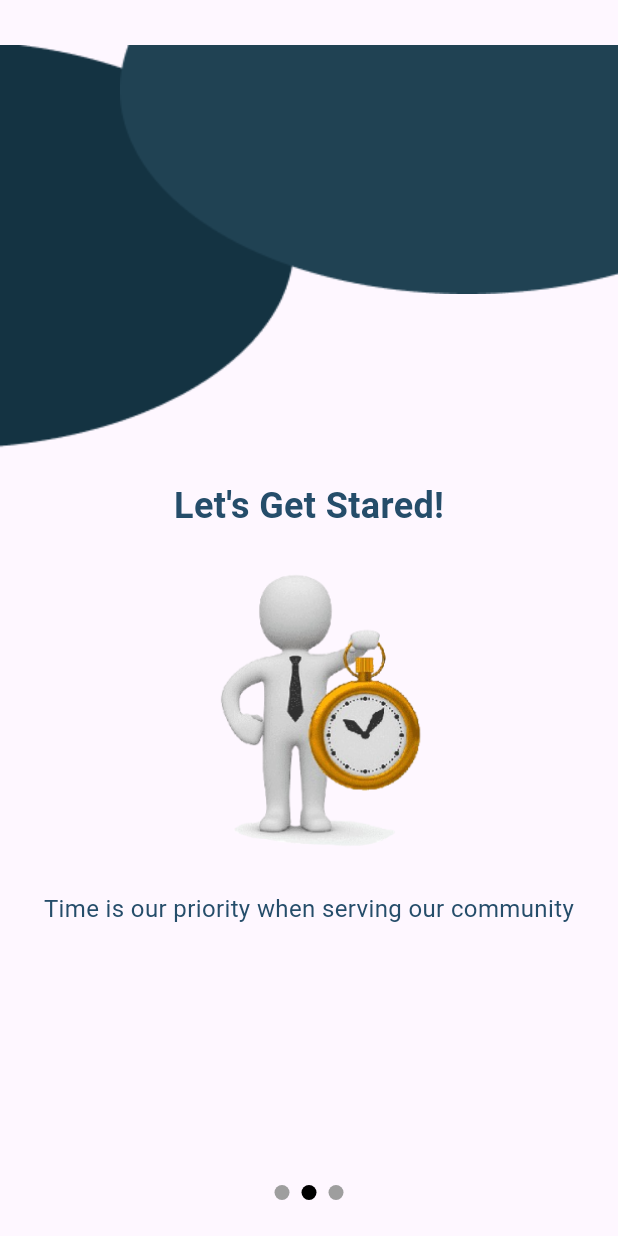
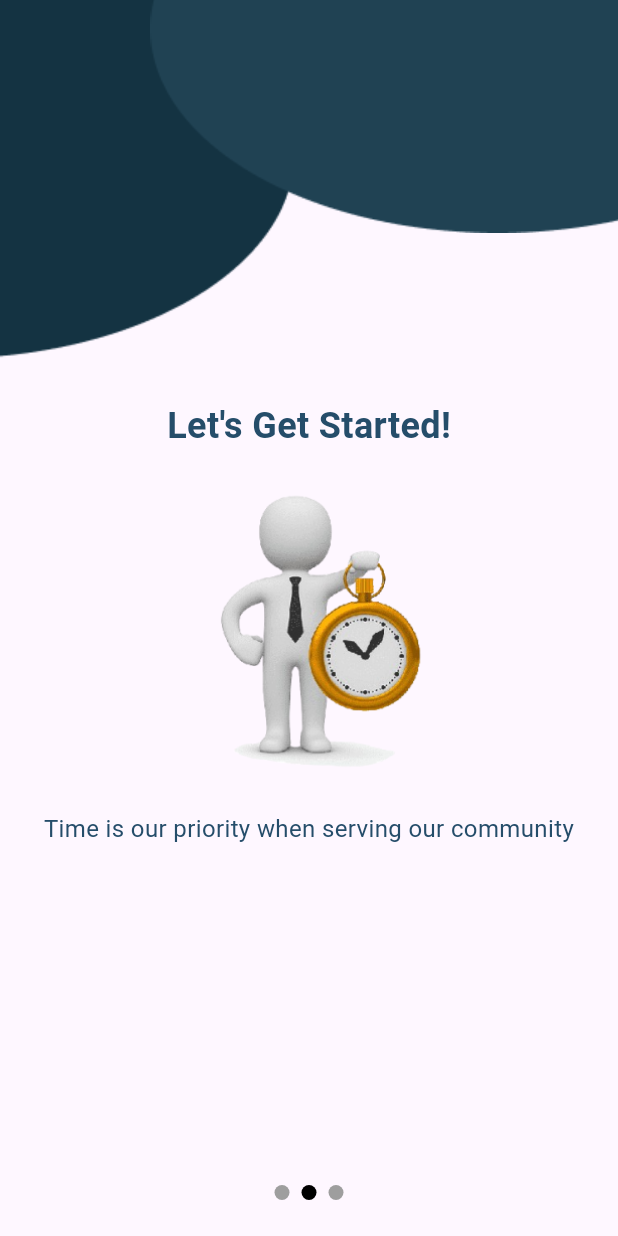
Before and after one commit to GasanaJr/fip, a Flutter app: the OnBoardingTwo screen opened directly, on a phone screen of 412 x 824 dp. Run offline on Flutter 3.47's test engine with Material 3 defaults, Android fonts, the phone set to English and light mode, and no system bars; our stand-ins replace image_picker.

Commit message:
feat(onboarding): Fix the onboarding screens

```diff
--- a/lib/screens/OnboardingTwo.dart
+++ b/lib/screens/OnboardingTwo.dart
@@ -31,7 +31,11 @@ class _OnBoardingTwoState extends State<OnBoardingTwo> with SingleTickerProvider
   }
   Widget build(BuildContext context) {
     return Scaffold(
-      body: GestureDetector(
+      body: LayoutBuilder(builder: ((context, constraints) {
+        final screenWidth = constraints.maxWidth;
+        final screenHeight = constraints.maxHeight;
+
+        return GestureDetector(
         onTap: () {
           print("Hello page 2");
           Navigator.push(context,
@@ -41,21 +45,24 @@ class _OnBoardingTwoState extends State<OnBoardingTwo> with SingleTickerProvider
           children: [
             // ignore: sized_box_for_whitespace
                 Container(
-              height: 300,
+                  height: screenHeight * 0.3, // 30% of screen height
                   child: Stack(
                     children: [
                       Positioned(
                         left: 0,
-                    top: 30,
+                        top: -30,
                         child: Image.asset(
                           'assets/Ellipse 1.png',
+                          // width: screenWidth * 0.8, // 80% of screen width
                         ),
                       ),
                       Positioned(
-                    left: 80,
-                    top: 30,
+                        left:
+                            screenWidth * 0.1, // Adjusted based on screen width
+                        top: -40,
                         child: Image.asset(
                           'assets/Ellipse 2.png',
+                          width: screenWidth * 1.1, // 80% of screen width
                         ),
                       ),
                     ],
@@ -63,7 +70,7 @@ class _OnBoardingTwoState extends State<OnBoardingTwo> with SingleTickerProvider
                 ),
             SizedBox(height: 20),
             Text(
-              "Let's Get Stared!",
+              "Let's Get Started!",
               style: TextStyle(
                 fontSize: 24,
                 fontWeight: FontWeight.bold,
@@ -124,7 +131,8 @@ class _OnBoardingTwoState extends State<OnBoardingTwo> with SingleTickerProvider
             SizedBox(height: 20),
           ],
         ),
-      ),
+      );
+      }))
     );
   }
 }
```
Also changed, not shown: lib/screens/OnboardingOne.dart (+22 -14 lines), lib/screens/Onboardingthree.dart (+20 -13 lines). Lines whose indentation alone changed are shown as unchanged.
